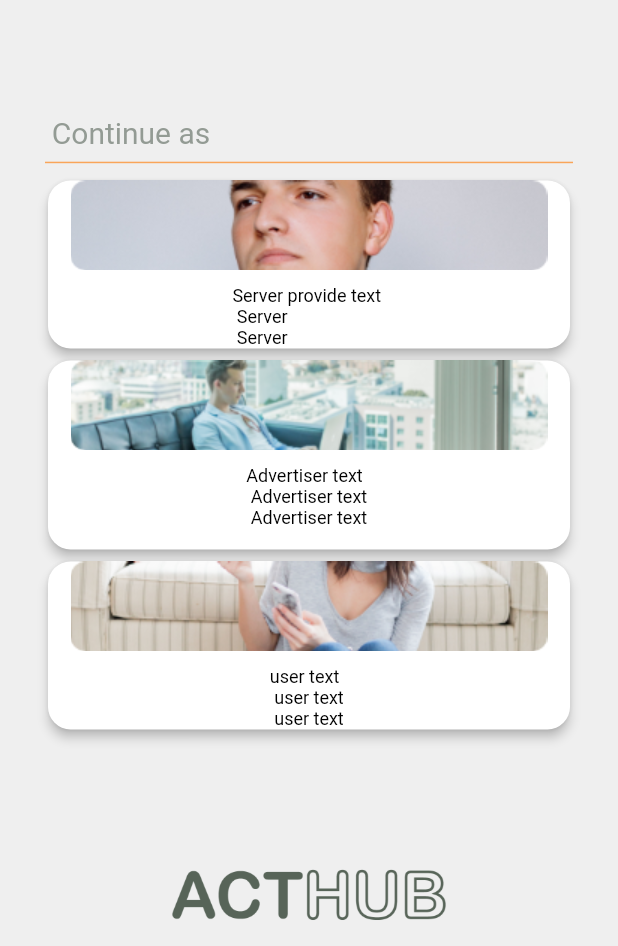
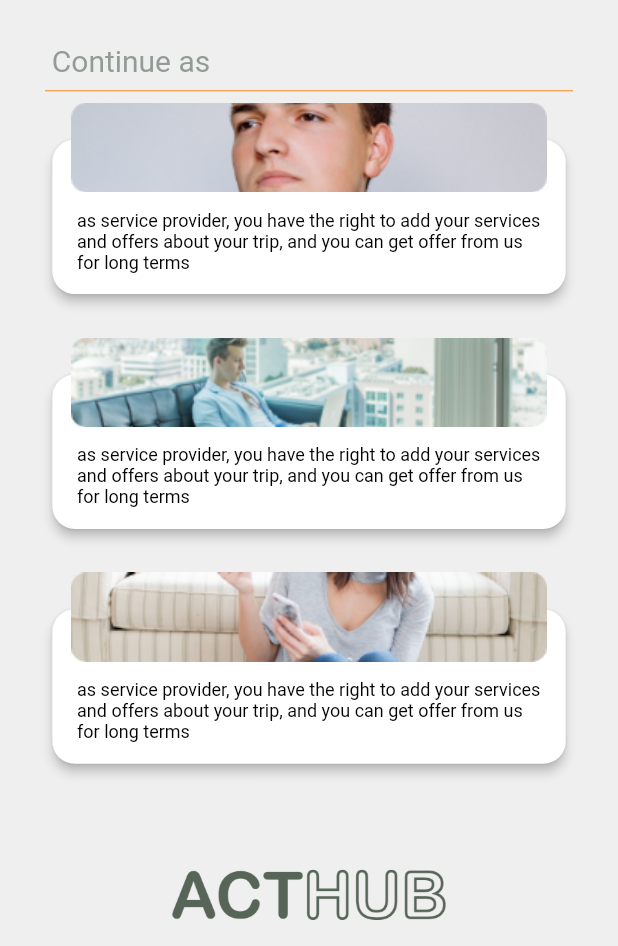
Before and after one commit to Saleh-h-m-abbas/acthub, a Flutter app: the SignUpAsPage screen opened by its route, on a phone screen of 412 x 824 dp, the part 290-1236 px from its top. Run offline on Flutter 3.47's test engine with Material 2 defaults, Android fonts, the phone set to English and light mode, and no system bars; drawn by our look-alikes of auto_size_text; our stand-ins replace carousel_slider, custom_navigation_bar, flutter_local_notifications, flutter_signin_button, flutter_svg, geolocator and 4 more; missing offline and left inert: geocoder; accounts and stored records are empty; network calls fail; Roboto replaces fonts that are missing (Segoe UI); project files that could hold a hidden picture were left out.

Commit message:
design check ph 1

```diff
--- a/lib/Classes/Palette.dart
+++ b/lib/Classes/Palette.dart
@@ -9,4 +9,5 @@ class Palette {
   static const Color actHubYellow = Color(0xffFFD98E);
   static const Color actHubGrey = Color(0xff707070);
   static const Color blue = Color(0xff475EEE);
+  static const Color lightOrange= Color(0xffF9A559);
 }
--- a/lib/Screens/LogInPage.dart
+++ b/lib/Screens/LogInPage.dart
@@ -15,6 +15,7 @@ class _LogInPageState extends State<LogInPage> {
   @override
   Widget build(BuildContext context) {
     return Scaffold(
+      resizeToAvoidBottomInset: false,
       backgroundColor: Palette.scaffold,
       body: Container(
         height: MediaQuery.of(context).size.height,
@@ -96,7 +97,7 @@ Widget textFiled(String inputType, TextInputType keyboardType, bool obscure) {
           borderSide: BorderSide(color: Colors.white),
         ), //to put border color white when the textfiled not clicked
         focusedBorder: OutlineInputBorder(
-          borderSide: BorderSide(color: Colors.grey),
+          borderSide: BorderSide(color: Colors.white),
         ), //to set border color grey when the textfiled clicked
         labelText: inputType,
         labelStyle: TextStyle(
--- a/lib/Screens/SignUpAsPage.dart
+++ b/lib/Screens/SignUpAsPage.dart
@@ -1,3 +1,4 @@
+import 'package:auto_size_text/auto_size_text.dart';
 import 'package:flutter/material.dart';
 import 'package:flutter/rendering.dart';
 
@@ -55,105 +56,11 @@ class _SignUpAsPageState extends State<SignUpAsPage> {
               padding: EdgeInsets.only(right: 30, left: 30),
               child: Divider(color: Color(0xffF9A559), thickness: 1.0),
             ),
-            Padding(
-              padding: EdgeInsets.only(right: 28.0, left: 28.0),
-              child: Card(
-                shape: RoundedRectangleBorder(
-                  borderRadius: BorderRadius.circular(15.0),
-                ),
-                elevation: 3,
-                child: GestureDetector(
-                  onDoubleTap: () {},
-                  child: Stack(children: [
-                    Center(
-                      child: Image.asset(
-                        'Images/serviceProvider.png',
-                        width: 318,
-                        height: 60,
-                      ),
-                    ),
-                    Padding(
-                      padding: const EdgeInsets.only(top: 70),
-                      child: Center(
-                        child: Text(
-                          'Server provide text \n Server\n Server',
-                          style: TextStyle(
-                              color: Colors.black,
-                              fontSize: 12,
-                              fontFamily: 'Segoe UI'),
-                        ),
-                      ),
-                    ),
-                  ]),
-                ),
-              ),
-            ),
-            Padding(
-              padding: EdgeInsets.only(right: 28.0, left: 28.0),
-              child: Card(
-                shape: RoundedRectangleBorder(
-                  borderRadius: BorderRadius.circular(15.0),
-                ),
-                elevation: 3,
-                child: GestureDetector(
-                  onTap: () {},
-                  child: Stack(children: [
-                    Center(
-                      child: Image.asset(
-                        'Images/advertiser.png',
-                        width: 318,
-                        height: 60,
-                      ),
-                    ),
-                    Padding(
-                      padding: const EdgeInsets.only(top: 70),
-                      child: Center(
-                        child: Text(
-                          'Advertiser text \n Advertiser text \n Advertiser text \n ',
-                          style: TextStyle(
-                              color: Colors.black,
-                              fontSize: 12,
-                              fontFamily: 'Segoe UI'),
-                        ),
-                      ),
-                    ),
-                  ]),
-                ),
-              ),
-            ),
-            Padding(
-              padding: EdgeInsets.only(right: 28.0, left: 28.0),
-              child: Card(
-                shape: RoundedRectangleBorder(
-                  borderRadius: BorderRadius.circular(15.0),
-                ),
-                elevation: 3,
-                child: GestureDetector(
-                  onTap: () {},
-                  child: Stack(children: [
-                    Center(
-                      child: Image.asset(
-                        'Images/user.png',
-                        width: 318,
-                        height: 60,
-                      ),
-                    ),
-                    Padding(
-                      padding: const EdgeInsets.only(top: 70),
-                      child: Center(
-                        child: Text(
-                          'user text \n user text \n user text',
-                          style: TextStyle(
-                              color: Colors.black,
-                              fontSize: 12,
-                              fontFamily: 'Segoe UI'),
-                        ),
-                      ),
-                    ),
-                  ]),
-                ),
-              ),
-            ),
+
+            UserCard(context,'serviceProvider'),
+            UserCard(context,'advertiser'),
+            UserCard(context,'user'),
+
           ],
         ),
         SafeArea(
@@ -167,4 +74,57 @@ class _SignUpAsPageState extends State<SignUpAsPage> {
       ]),
     );
   }
+
+  GestureDetector UserCard(BuildContext context,String user) {
+    return GestureDetector(
+            onDoubleTap: () {},
+            child: Container(
+              height: MediaQuery.of(context).size.height*0.19,
+              width: MediaQuery.of(context).size.width*0.85,
+              child: Stack(
+                children: [
+                  Column(
+                    children: [
+                    SizedBox(height:MediaQuery.of(context).size.height*0.025),
+                      Card(
+                        shape: RoundedRectangleBorder(
+                          borderRadius: BorderRadius.circular(15.0),
+                        ),
+                        elevation: 3,
+                        child: Container(
+                          height: MediaQuery.of(context).size.height*0.125,
+                          width: MediaQuery.of(context).size.width*0.85,
+                          child: Padding(
+                            padding:EdgeInsets.only(top: MediaQuery.of(context).size.height*0.04,left:MediaQuery.of(context).size.width*0.04,right: MediaQuery.of(context).size.width*0.04 ),
+                            child: Center(
+                              child: AutoSizeText(
+                                'as service provider, you have the right to add your services and offers about your trip, and you can get offer from us for long terms ',
+                                style: TextStyle(
+                                    color: Colors.black,
+                                    fontSize: 12,
+                                   ),
+
+                              ),
+                            ),
+                          ),
+                        ),
+                      ),
+                    ],
+                  ),
+                  Positioned(
+                   left:MediaQuery.of(context).size.width*0.04 ,
+                    child: Image.asset(
+                      'Images/$user.png',
+                      fit: BoxFit.cover,
+                      width: MediaQuery.of(context).size.width*0.77,
+
+                    ),
+
+
+                  ),
+                ],
+              ),
+            ),
+          );
+  }
 }
--- a/lib/main.dart
+++ b/lib/main.dart
@@ -32,7 +32,7 @@ class MyApp extends StatelessWidget {
   Widget build(BuildContext context) {
     return MaterialApp(
       debugShowCheckedModeBanner: false,
-      initialRoute: NavigationPage.id,
+      initialRoute:SignUpAsPage.id,
       routes: {
         LandingPage.id: (context) => LandingPage(),
         EnableLocation.id: (context) => EnableLocation(),
```
Also changed, not shown: lib/Screens/PrivacyPolicy.dart (+19 -17 lines), lib/Screens/SignIn.dart (+77 -36 lines), lib/Screens/YourData.dart (+16 -22 lines), Images/FinalLogo.png (added), Images/Logo1.png (added).
